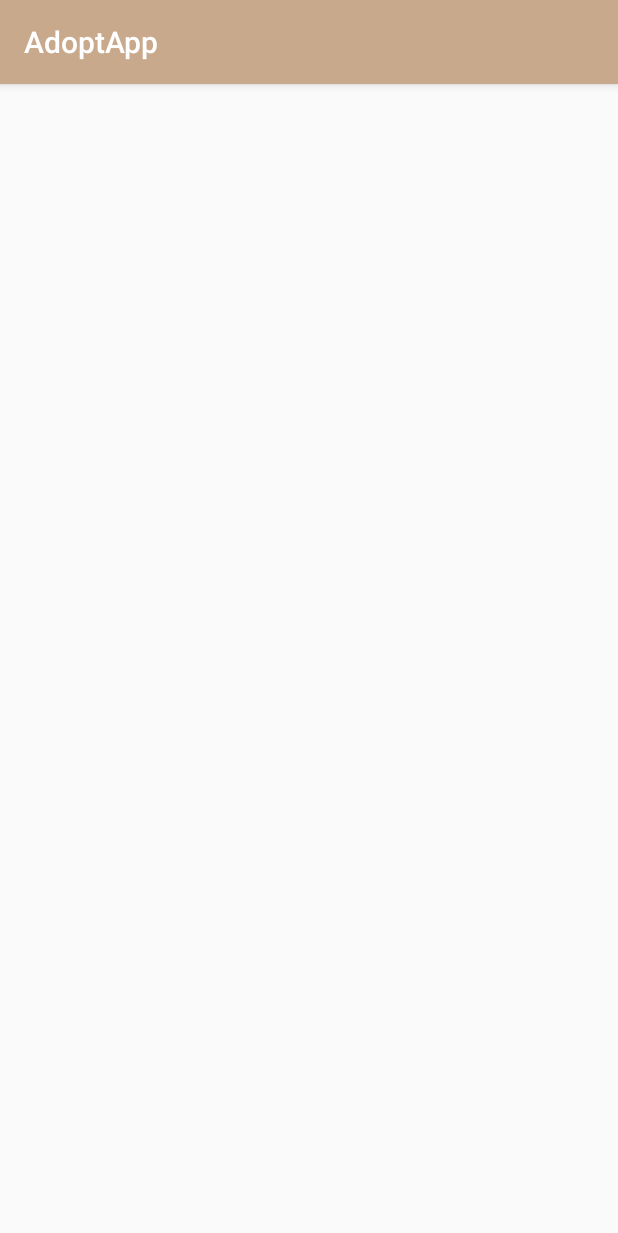
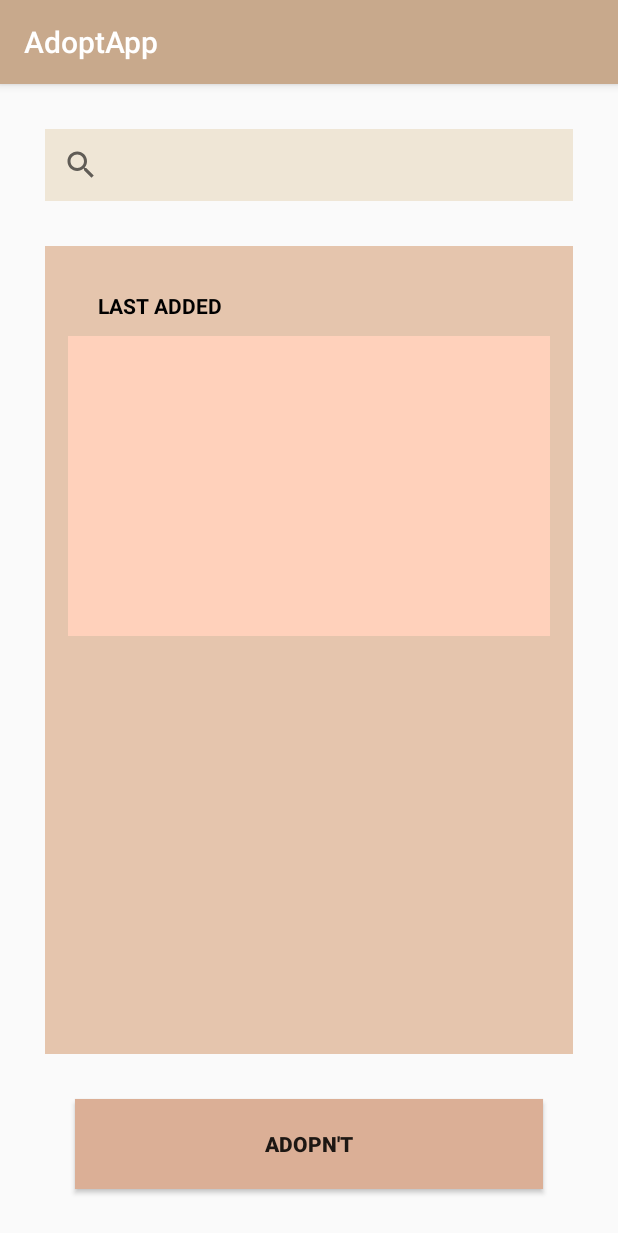
Before and after one commit to cristinapope/msaApp, an Android app: the OpeningScreen screen opened directly, with no data from a screen before it, on a phone screen of 412 x 824 dp. Shown: the top 1233 px of the screen. Run offline under Robolectric (Android 15) with nearby library versions, the phone set to English and light mode, and no system bars.

Commit message:
Created design for opening screen

```diff
--- a/app/src/main/res/layout/activity_opening_screen.xml
+++ b/app/src/main/res/layout/activity_opening_screen.xml
@@ -1,9 +1,80 @@
 <?xml version="1.0" encoding="utf-8"?>
-<androidx.constraintlayout.widget.ConstraintLayout xmlns:android="http://schemas.android.com/apk/res/android"
-    xmlns:app="http://schemas.android.com/apk/res-auto"
-    xmlns:tools="http://schemas.android.com/tools"
+<RelativeLayout
+    android:layout_height="match_parent"
     android:layout_width="match_parent"
-    android:layout_height="match_parent"
-    tools:context=".OpeningScreen">
+    xmlns:android="http://schemas.android.com/apk/res/android"
+    android:theme="@style/Theme.AppCompat.DayNight.DarkActionBar"
+    >
 
-</androidx.constraintlayout.widget.ConstraintLayout>
+    <androidx.appcompat.widget.SearchView
+        android:layout_width="347dp"
+        android:layout_height="wrap_content"
+        android:layout_alignParentStart="true"
+        android:layout_alignParentTop="true"
+        android:layout_alignParentEnd="true"
+        android:layout_centerHorizontal="true"
+        android:layout_marginStart="30dp"
+        android:layout_marginTop="30dp"
+        android:layout_marginEnd="30dp"
+        android:id="@+id/search_bar"
+        android:background="@color/searchBar"
+        />
+
+    <RelativeLayout
+        android:layout_width="wrap_content"
+        android:layout_height="561dp"
+        android:layout_above="@+id/adoptntButton"
+        android:layout_below="@+id/search_bar"
+        android:layout_alignParentStart="true"
+        android:layout_alignParentEnd="true"
+        android:layout_marginStart="30dp"
+        android:layout_marginTop="30dp"
+        android:layout_marginEnd="30dp"
+        android:layout_marginBottom="30dp"
+        android:background="@color/itemColor">
+
+        <RelativeLayout
+            android:id="@+id/miniItemOpeningScreen"
+            android:layout_width="200dp"
+            android:layout_height="200dp"
+            android:layout_alignParentStart="true"
+            android:layout_alignParentTop="true"
+            android:layout_alignParentEnd="true"
+            android:layout_marginStart="15dp"
+            android:layout_marginTop="60dp"
+            android:layout_marginEnd="15dp"
+            android:background="@color/miniItemOpeningScreen">
+
+        </RelativeLayout>
+
+        <TextView
+            android:layout_width="116dp"
+            android:layout_height="34dp"
+            android:layout_alignParentStart="true"
+            android:layout_alignParentTop="true"
+            android:layout_alignParentEnd="true"
+            android:layout_marginStart="35dp"
+            android:layout_marginTop="30dp"
+            android:layout_marginEnd="200dp"
+            android:text="LAST ADDED"
+            android:textColor="@color/black"
+            android:textStyle="bold" />
+
+    </RelativeLayout>
+
+    <Button
+        android:id="@+id/adoptntButton"
+        android:layout_width="234dp"
+        android:layout_height="60dp"
+        android:layout_alignParentStart="true"
+        android:layout_alignParentEnd="true"
+        android:layout_alignParentBottom="true"
+        android:layout_marginStart="50dp"
+        android:layout_marginTop="0dp"
+        android:layout_marginEnd="50dp"
+        android:layout_marginBottom="31dp"
+        android:background="@color/buttonColor"
+        android:text="@string/adopn_tButton"
+        android:textStyle="bold" />
+
+</RelativeLayout>
--- a/app/src/main/res/values/colors.xml
+++ b/app/src/main/res/values/colors.xml
@@ -11,4 +11,7 @@
     <color name="textColorSplash">#E7CEB4</color>
     <color name="buttonColor">#DBAF96</color>
     <color name="backButtonColor">#D4CDC4</color>
+    <color name="searchBar">#EFE6D6</color>
+    <color name="itemColor">#E5C5AD</color>
+    <color name="miniItemOpeningScreen">#FFD1BB</color>
 </resources>
--- a/app/src/main/res/values/strings.xml
+++ b/app/src/main/res/values/strings.xml
@@ -1,4 +1,5 @@
 <resources>
     <string name="app_name">AdoptApp</string>
     <string name="back_button">Back</string>
+    <string name="adopn_tButton">ADOPN\'T</string>
 </resources>
```
